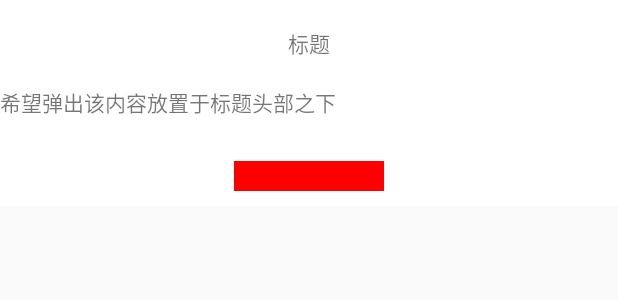
After one commit to crazyzhangxl/WindowShowDemo, an Android app: the layout pop_below_head.xml on its own in the app's theme, with its tools: preview values and no code run, on a phone screen of 412 x 824 dp. The commit adds this screen. Shown: the top 300 px of the screen. Run offline under Robolectric (Android 15) with nearby library versions, the phone set to English and light mode, and no system bars.

Commit message:
新增popupwindow

```diff
--- a/app/src/main/AndroidManifest.xml
+++ b/app/src/main/AndroidManifest.xml
@@ -11,6 +11,7 @@
         android:supportsRtl="true"
         android:theme="@style/AppTheme"
         tools:ignore="GoogleAppIndexingWarning">
+        <activity android:name=".popup.PopupWindowActivity"></activity>
         <activity
             android:name=".dialog.DialogActivity"
             android:windowSoftInputMode="adjustPan" />
--- /dev/null
+++ b/app/src/main/res/layout/pop_below_head.xml
@@ -0,0 +1,29 @@
+<?xml version="1.0" encoding="utf-8"?>
+<FrameLayout
+    xmlns:android="http://schemas.android.com/apk/res/android"
+    android:layout_width="match_parent"
+    android:layout_height="match_parent">
+    <LinearLayout
+        android:orientation="vertical"
+        android:background="@color/white"
+        android:layout_width="match_parent"
+        android:layout_height="wrap_content">
+        <TextView
+            android:paddingTop="18dp"
+            android:paddingBottom="18dp"
+            android:text="标题"
+            android:layout_gravity="center_horizontal"
+            android:layout_width="wrap_content"
+            android:layout_height="wrap_content" />
+        <TextView
+            android:text="希望弹出该内容放置于标题头部之下"
+            android:layout_width="match_parent"
+            android:layout_height="40dp" />
+        <View
+            android:layout_margin="10dp"
+            android:background="@color/red0"
+            android:layout_gravity="center_horizontal"
+            android:layout_width="100dp"
+            android:layout_height="20dp"/>
+    </LinearLayout>
+</FrameLayout>
```
Also changed, not shown: app/src/main/java/com/example/windowshowdemo/ListPopWindow.java (+6 -6 lines), app/src/main/java/com/example/windowshowdemo/MainActivity.java (+7 -3 lines), app/src/main/java/com/example/windowshowdemo/popup/LargePopupWindow.java (added, +118 -0 lines), app/src/main/java/com/example/windowshowdemo/popup/PopupWindowActivity.java (added, +51 -0 lines), app/src/main/res/layout/activity_main.xml (+10 -2 lines), app/src/main/res/layout/activity_popup_window.xml (added, +35 -0 lines), 2 other files.
